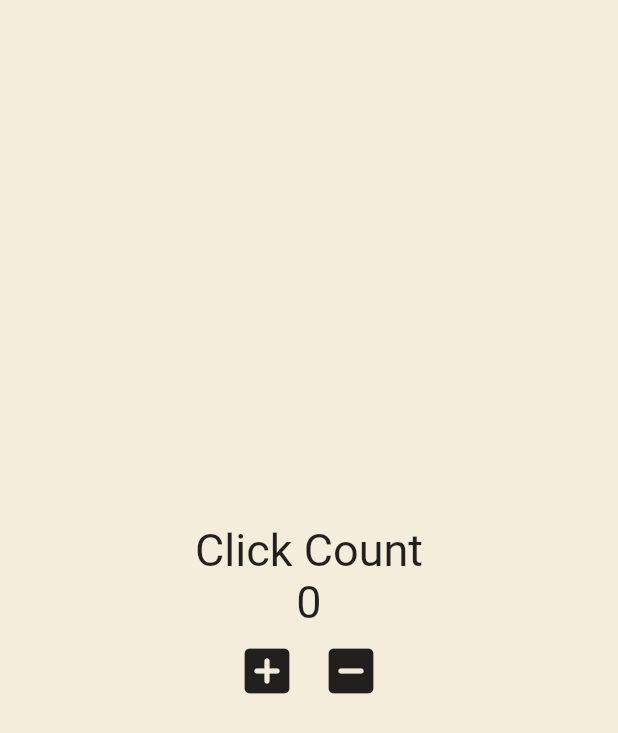
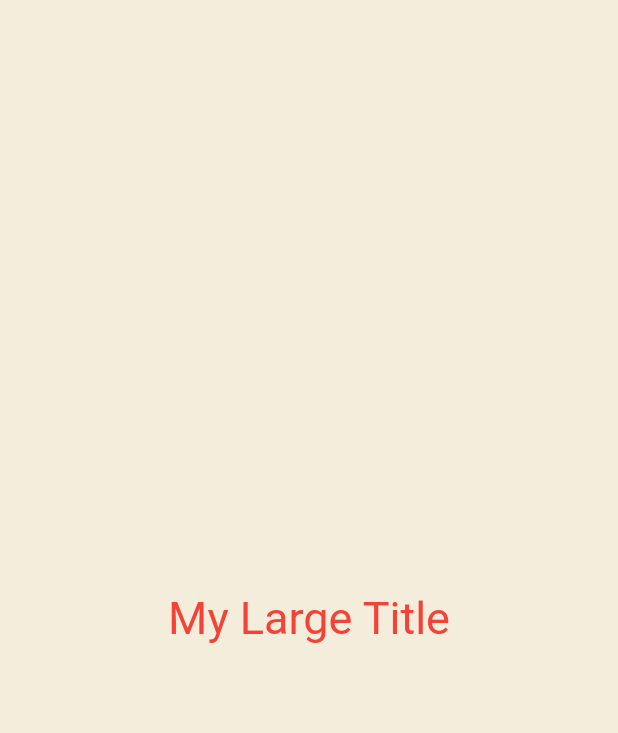
Before and after one commit to kamja44/Flutter, a Flutter app: the screen it shows after launch, on a phone screen of 412 x 824 dp. Shown: the top 733 px of the screen. Run offline on Flutter 3.47's test engine with Material 2 defaults, Android fonts, the phone set to English and light mode, and no system bars.

Commit message:
BuildContext

```diff
--- a/toonflix/lib/main.dart
+++ b/toonflix/lib/main.dart
@@ -12,60 +12,21 @@
 }
 
 class _AppState extends State<App> {
-  int counter = 0;
-
-  void onClicked() {
-    setState(
-      () {
-        counter += 1;
-      },
-    );
-  }
-
-  void onMClicked() {
-    setState(() {
-      counter -= 1;
-    });
-  }
-
   @override
   Widget build(BuildContext context) {
     return MaterialApp(
-      home: Scaffold(
-        backgroundColor: const Color(0xFFF4EDDB),
+      theme: ThemeData(
+        textTheme: const TextTheme(
+          titleLarge: TextStyle(color: Colors.red),
+        ),
+      ),
+      home: const Scaffold(
+        backgroundColor: Color(0xFFF4EDDB),
         body: Center(
           child: Column(
             mainAxisAlignment: MainAxisAlignment.center,
             children: [
-              const Text(
-                "Click Count",
-                style: TextStyle(
-                  fontSize: 30,
-                ),
-              ),
-              Text(
-                "$counter",
-                style: const TextStyle(
-                  fontSize: 30,
-                ),
-              ),
-              Row(
-                mainAxisAlignment: MainAxisAlignment.center,
-                children: [
-                  IconButton(
-                    iconSize: 40,
-                    onPressed: onClicked,
-                    icon: const Icon(
-                      Icons.add_box_rounded,
-                    ),
-                  ),
-                  IconButton(
-                    iconSize: 40,
-                    onPressed: onMClicked,
-                    icon: const Icon(Icons.indeterminate_check_box_rounded),
-                  ),
-                ],
-              )
+              MyLargeTitle(),
             ],
           ),
         ),
@@ -73,3 +34,20 @@
     );
   }
 }
+
+class MyLargeTitle extends StatelessWidget {
+  const MyLargeTitle({
+    super.key,
+  });
+
+  @override
+  Widget build(BuildContext context) {
+    return Text(
+      "My Large Title",
+      style: TextStyle(
+        fontSize: 30,
+        color: Theme.of(context).textTheme.titleLarge?.color,
+      ),
+    );
+  }
+}
```
Also changed, not shown: 1 other file.
